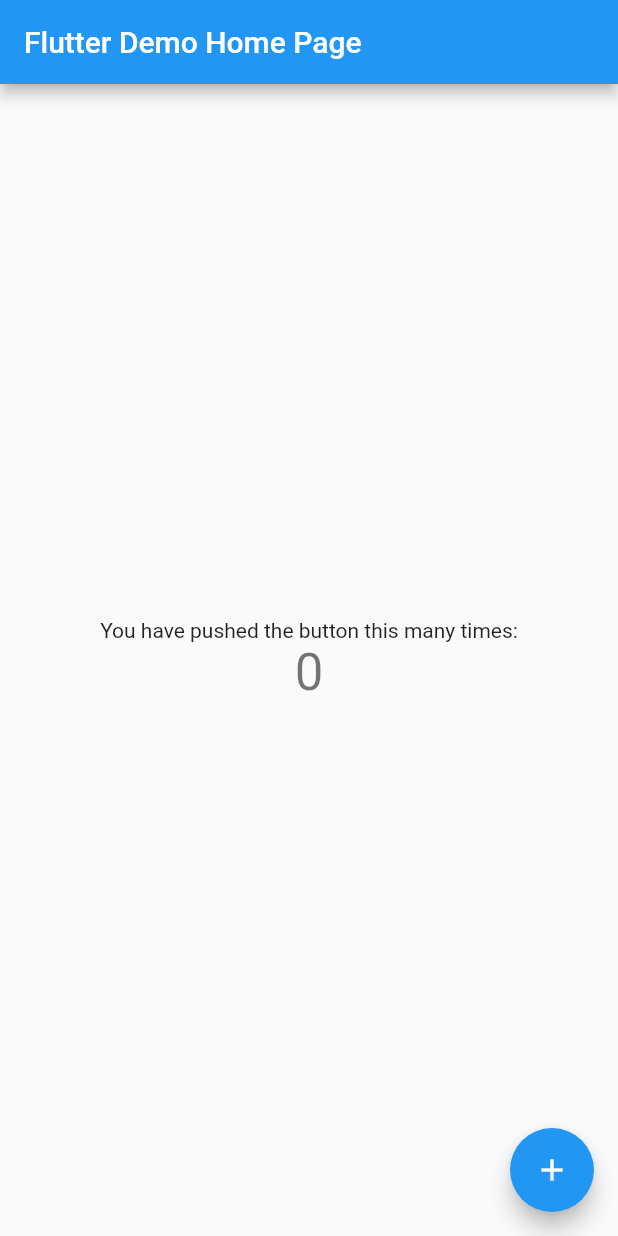
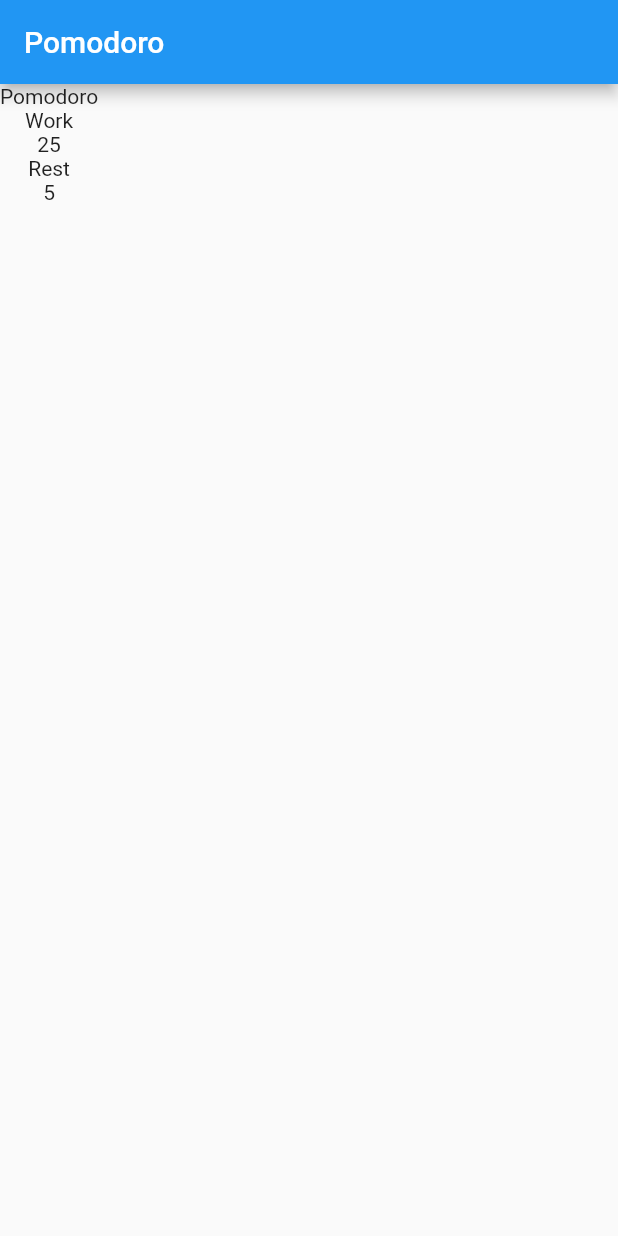
Before and after one commit to fsmaiorano/flutter_pomodoro, a Flutter app: the screen it shows after launch, on a phone screen of 412 x 824 dp. Run offline on Flutter 3.47's test engine with Material 2 defaults, Android fonts, the phone set to English and light mode, and no system bars; our stand-ins replace mobx; generated files the repository leaves out were written again.

Commit message:
create pomodoroPage and inputTime

```diff
--- /dev/null
+++ b/lib/components/InputTime.dart
@@ -0,0 +1,16 @@
+import 'package:flutter/material.dart';
+
+class InputTime extends StatelessWidget {
+  final String title;
+  final int value;
+
+  const InputTime({Key? key, required this.title, required this.value})
+      : super(key: key);
+
+  @override
+  Widget build(BuildContext context) {
+    return Column(
+      children: [Text(title), Text(value.toString())],
+    );
+  }
+}
--- a/lib/main.dart
+++ b/lib/main.dart
@@ -1,68 +1,58 @@
 import 'package:flutter/material.dart';
+import 'package:flutter_pomodoro/pages/pomodoro.page.dart';
 
 void main() {
-  runApp(const MyApp());
+  runApp(const App());
 }
 
-class MyApp extends StatelessWidget {
-  const MyApp({Key? key}) : super(key: key);
+class App extends StatelessWidget {
+  const App({Key? key}) : super(key: key);
 
-  // This widget is the root of your application.
   @override
   Widget build(BuildContext context) {
     return MaterialApp(
-      title: 'Flutter Demo',
+      title: 'Pomodoro',
       theme: ThemeData(
         primarySwatch: Colors.blue,
       ),
-      home: const MyHomePage(title: 'Flutter Demo Home Page'),
+      home: const PomodoroPage(),
     );
   }
 }
 
-class MyHomePage extends StatefulWidget {
-  const MyHomePage({Key? key, required this.title}) : super(key: key);
+// final store = CounterStore();
 
-  final String title;
+// class HomePage extends StatelessWidget {
+//   const HomePage({Key? key}) : super(key: key);
 
-  @override
-  State<MyHomePage> createState() => _MyHomePageState();
-}
-
-class _MyHomePageState extends State<MyHomePage> {
-  int _counter = 0;
-
-  void _incrementCounter() {
-    setState(() {
-      _counter++;
-    });
-  }
-
-  @override
-  Widget build(BuildContext context) {
-    return Scaffold(
-      appBar: AppBar(
-        title: Text(widget.title),
-      ),
-      body: Center(
-        child: Column(
-          mainAxisAlignment: MainAxisAlignment.center,
-          children: <Widget>[
-            const Text(
-              'You have pushed the button this many times:',
-            ),
-            Text(
-              '$_counter',
-              style: Theme.of(context).textTheme.headline4,
-            ),
-          ],
-        ),
-      ),
-      floatingActionButton: FloatingActionButton(
-        onPressed: _incrementCounter,
-        tooltip: 'Increment',
-        child: const Icon(Icons.add),
-      ),
-    );
-  }
-}
+//   @override
+//   Widget build(BuildContext context) {
+//     return (Scaffold(
+//       appBar: AppBar(
+//         title: const Text("Pomodoro"),
+//       ),
+//       body: Center(
+//         child: Column(
+//           mainAxisAlignment: MainAxisAlignment.center,
+//           children: <Widget>[
+//             const Text(
+//               'You have pushed the button this many times:',
+//             ),
+//             Observer(
+//               key: const Key('counter'),
+//               builder: (_) => Text(
+//                 '${store.counter}',
+//                 style: Theme.of(context).textTheme.headline4,
+//               ),
+//             )
+//           ],
+//         ),
+//       ),
+//       floatingActionButton: FloatingActionButton(
+//         onPressed: () => store.increment(),
+//         tooltip: 'Increment',
+//         child: const Icon(Icons.add),
+//       ),
+//     ));
+//   }
+// }
--- /dev/null
+++ b/lib/pages/pomodoro.page.dart
@@ -0,0 +1,22 @@
+import 'package:flutter/material.dart';
+import 'package:flutter_pomodoro/components/InputTime.dart';
+
+class PomodoroPage extends StatelessWidget {
+  const PomodoroPage({Key? key}) : super(key: key);
+
+  @override
+  Widget build(BuildContext context) {
+    return Scaffold(
+      appBar: AppBar(
+        title: const Text('Pomodoro'),
+      ),
+      body: Column(
+        children: const [
+          Text('Pomodoro'),
+          InputTime(title: 'Work', value: 25),
+          InputTime(title: 'Rest', value: 5)
+        ],
+      ),
+    );
+  }
+}
```
